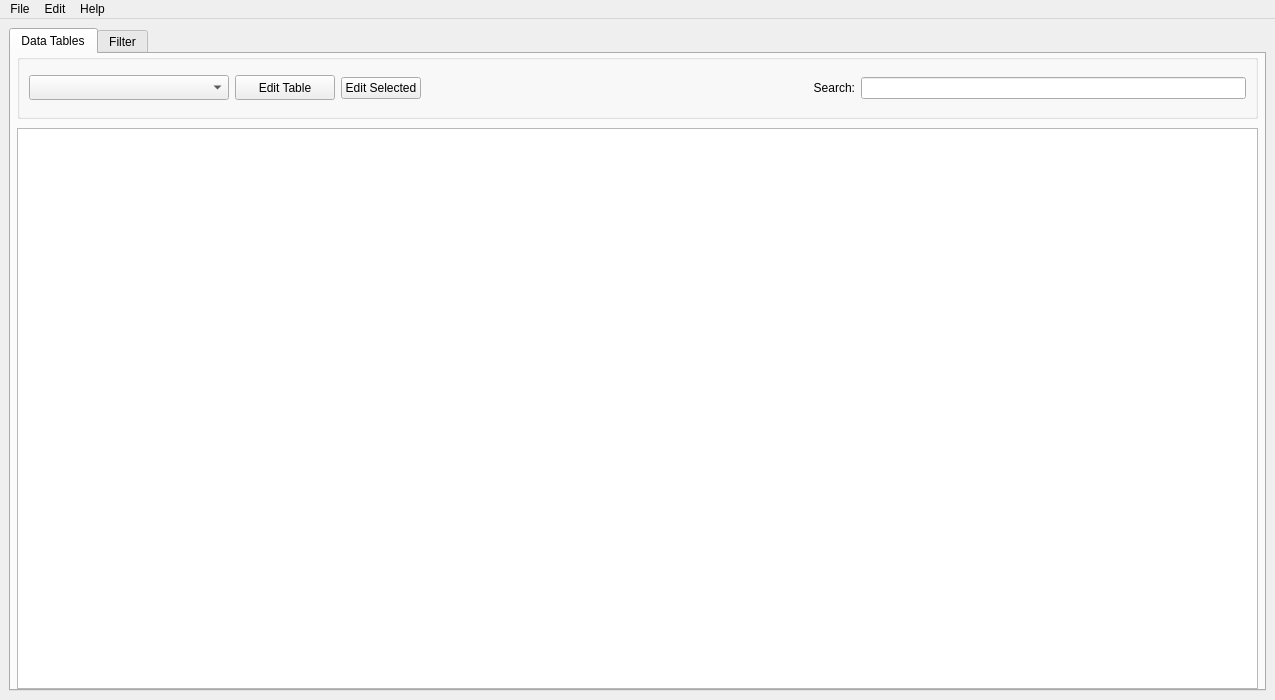
kathrynmetcalf/GeoCORK, file ui/GeochronMain.ui: the form before one commit.
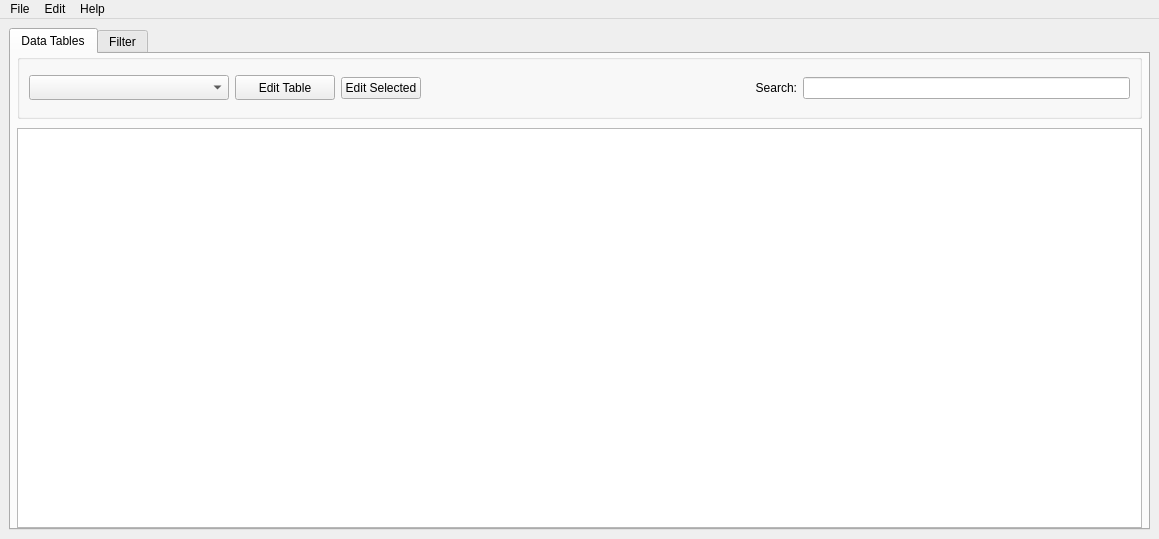
The form after the commit. The open tabs and pages were chosen to show the change.

What changed in the file:
```diff
--- a/ui/GeochronMain.ui
+++ b/ui/GeochronMain.ui
@@ -6,8 +6,8 @@
    <rect>
     <x>0</x>
     <y>0</y>
-    <width>1275</width>
-    <height>700</height>
+    <width>1159</width>
+    <height>539</height>
    </rect>
   </property>
   <property name="sizePolicy">
@@ -30,11 +30,17 @@
     <item row="1" column="0">
      <widget class="QTabWidget" name="tabWidget">
       <property name="sizePolicy">
-       <sizepolicy hsizetype="Expanding" vsizetype="Ignored">
+       <sizepolicy hsizetype="Expanding" vsizetype="Expanding">
         <horstretch>0</horstretch>
         <verstretch>0</verstretch>
        </sizepolicy>
       </property>
+      <property name="minimumSize">
+       <size>
+        <width>800</width>
+        <height>500</height>
+       </size>
+      </property>
       <property name="tabPosition">
        <enum>QTabWidget::North</enum>
       </property>
@@ -381,7 +387,7 @@
     <rect>
      <x>0</x>
      <y>0</y>
-     <width>1275</width>
+     <width>1159</width>
      <height>21</height>
     </rect>
    </property>
```
Left out of the diff: 2 changed lines with no effect on the pictures.
